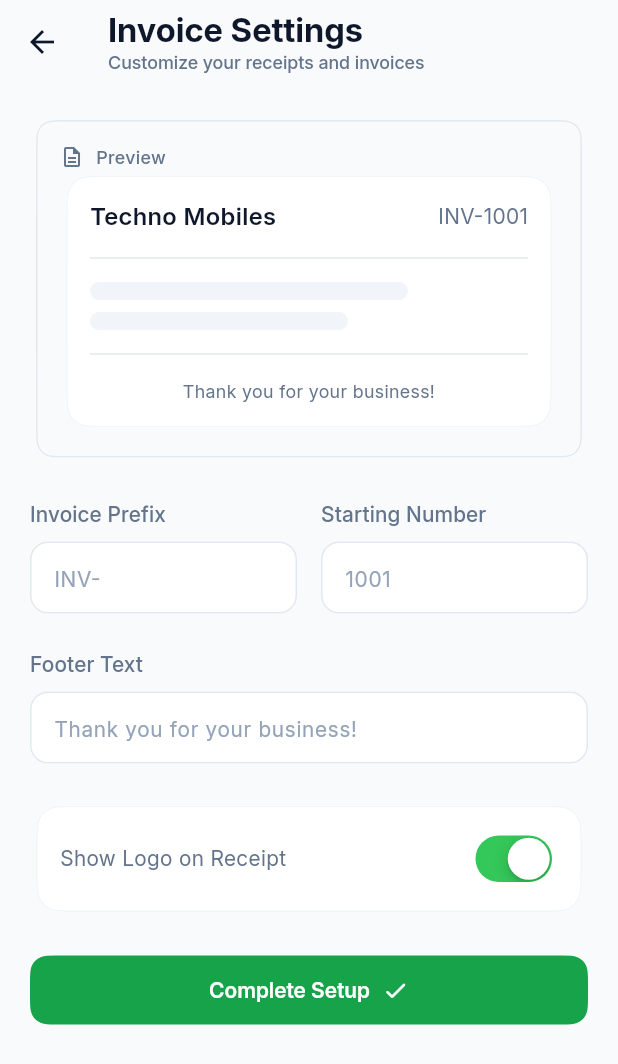
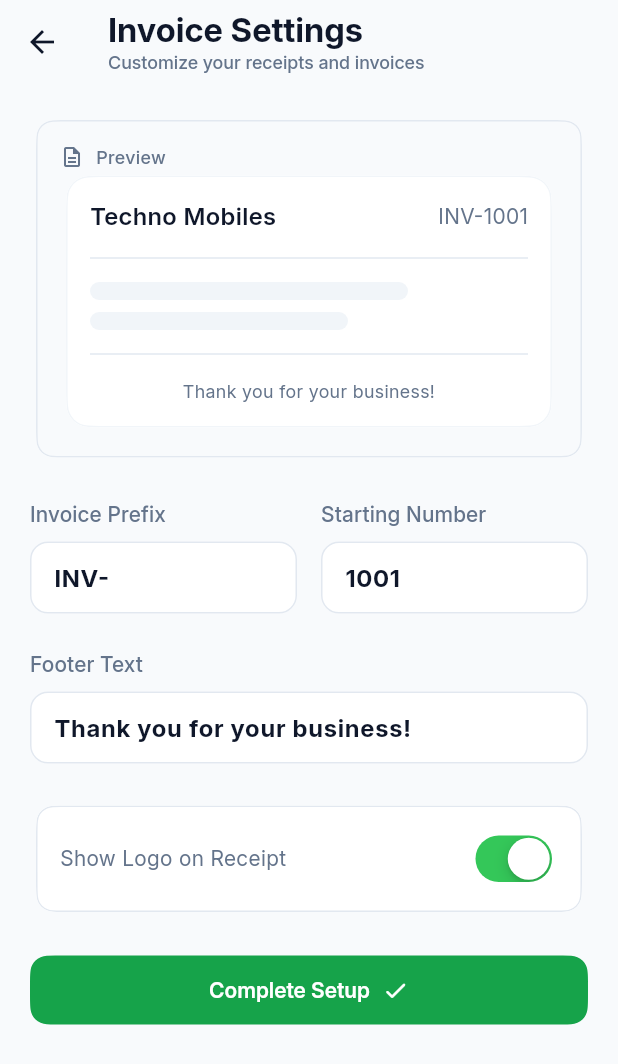
Before and after one commit to muhd-fahad/shelfo, a Flutter app: the InvoiceSettingsScreen screen opened by its route, on a phone screen of 412 x 824 dp. Shown: the top 1064 px of the screen. Run offline on Flutter 3.47's test engine with Material 3 defaults, Android fonts, the phone set to English and light mode, and no system bars; our stand-ins replace flutter_svg, hive_ce, hive_ce_flutter; accounts and stored records are empty; statements that could not run were skipped.

Commit message:
invoice settings updated

```diff
--- a/lib/main.dart
+++ b/lib/main.dart
@@ -4,6 +4,7 @@ import 'package:provider/provider.dart';
 import 'package:shelfo/hive_registrar.g.dart';
 import 'package:shelfo/provider/business_provider.dart';
 import 'package:shelfo/provider/navigation_provider.dart';
+import 'package:shelfo/provider/invoice_provider.dart';
 import 'package:shelfo/provider/tax_provider.dart';
 import 'package:shelfo/routes/app_routes.dart';
 import 'package:shelfo/utils/theme/theme.dart';
@@ -26,6 +27,7 @@ class MyApp extends StatelessWidget {
         ChangeNotifierProvider(create: (_) => NavigationProvider()),
         ChangeNotifierProvider(create: (_) => BusinessProvider()),
         ChangeNotifierProvider(create: (_) => TaxProvider()),
+        ChangeNotifierProvider(create: (_) => InvoiceProvider()),
       ],
       child: MaterialApp(
         title: 'Shelfo inventory',
--- a/lib/screens/onboard/invoice_settings_screen.dart
+++ b/lib/screens/onboard/invoice_settings_screen.dart
@@ -1,5 +1,7 @@
 import 'package:flutter/cupertino.dart';
 import 'package:flutter/material.dart';
+import 'package:provider/provider.dart';
+import 'package:shelfo/provider/invoice_provider.dart';
 import 'package:shelfo/routes/app_routes.dart';
 import 'package:shelfo/utils/theme/theme.dart';
 import 'package:shelfo/utils/theme/theme_constants.dart';
@@ -11,10 +13,18 @@ class InvoiceSettingsScreen extends StatelessWidget {
 
   @override
   Widget build(BuildContext context) {
+    final invoiceProvider = Provider.of<InvoiceProvider>(context);
+
+    if (invoiceProvider.isLoading) {
+      return const Scaffold(
+        body: Center(child: CircularProgressIndicator()),
+      );
+    }
+
     return Scaffold(
       appBar: AppBar(
         title: Column(
-          crossAxisAlignment: .start,
+          crossAxisAlignment: CrossAxisAlignment.start,
           children: [
             Text(
               "Invoice Settings",
@@ -27,65 +37,83 @@ class InvoiceSettingsScreen extends StatelessWidget {
           ],
         ),
       ),
-      body: Padding(
+      body: SingleChildScrollView(
         padding: const EdgeInsets.symmetric(horizontal: 20.0, vertical: 20),
         child: Column(
           spacing: 24,
           mainAxisAlignment: .start,
           crossAxisAlignment: .center,
           children: [
-            InvoicePreviewWidget(),
+            const InvoicePreviewWidget(),
             Row(
               mainAxisSize: .max,
               spacing: AppSpacing.lg,
               children: [
                 Expanded(
-                  child: InputWidget(title: "Invoice Prefix", hint: "INV-"),
+                  child: InputWidget(
+                    title: "Invoice Prefix",
+                    hint: "INV-",
+                    controller: invoiceProvider.prefixController,
+                  ),
                 ),
                 Expanded(
-                  child: InputWidget(title: "Starting Number", hint: "1001"),
+                  child: InputWidget(
+                    title: "Starting Number",
+                    hint: "1001",
+                    controller: invoiceProvider.startingNumberController,
+                    keyboardType: TextInputType.number,
+                  ),
                 ),
               ],
             ),
             InputWidget(
               title: "Footer Text",
               hint: "Thank you for your business!",
+              controller: invoiceProvider.footerTextController,
             ),
             Card(
-              // child: ListTile(
-              //   // title: Text("Enable Tax Calculation"),
-              //   subtitle: Text("Show Logo on Receipt"),
-              //   subtitleTextStyle: SFOAppTheme.light.textTheme.bodyMedium,
-              //   trailing: CupertinoSwitch(value: true, onChanged: (value) {
-
-              //   },),
-              // ),
+              elevation: 0,
+              shape: RoundedSuperellipseBorder(
+                borderRadius: AppRadius.md,
+                side: const BorderSide(color: AppColors.border),
+              ),
               child: Padding(
                 padding: const EdgeInsets.all(AppSpacing.lg),
                 child: Row(
                   mainAxisAlignment: .spaceBetween,
                   children: [
-                    Text("Show Logo on Receipt"),
-                    CupertinoSwitch(value: true, onChanged: (value) {}),
+                    const Text("Show Logo on Receipt"),
+                    CupertinoSwitch(
+                      value: invoiceProvider.showLogo,
+                      onChanged: (value) {
+                        invoiceProvider.toggleShowLogo(value);
+                      },
+                    ),
                   ],
                 ),
               ),
             ),
             SizedBox(
-              width: .infinity,
+              width: double.infinity,
               child: FilledButton(
-                onPressed: () {
-                  Navigator.pushNamedAndRemoveUntil(
-                    context,
-                    AppRoutes.bottomNavbar,
-                    (route) => false,
-                  );
+                onPressed: () async {
+                  await invoiceProvider.saveInvoiceConfig();
+                  if (context.mounted) {
+                    Navigator.pushNamedAndRemoveUntil(
+                      context,
+                      AppRoutes.bottomNavbar,
+                      (route) => false,
+                    );
+                  }
                 },
-                child: Row(
+                child: const Row(
                   spacing: AppSpacing.sm,
                   crossAxisAlignment: .center,
                   mainAxisAlignment: .center,
-                  children: [Text("Complete Setup"), Icon(Icons.check_rounded)],
+                  children: [
+                    Text("Complete Setup"),
+                    Icon(Icons.check_rounded),
+                  ],
                 ),
               ),
             ),
```
Also changed, not shown: lib/hive_registrar.g.dart.
